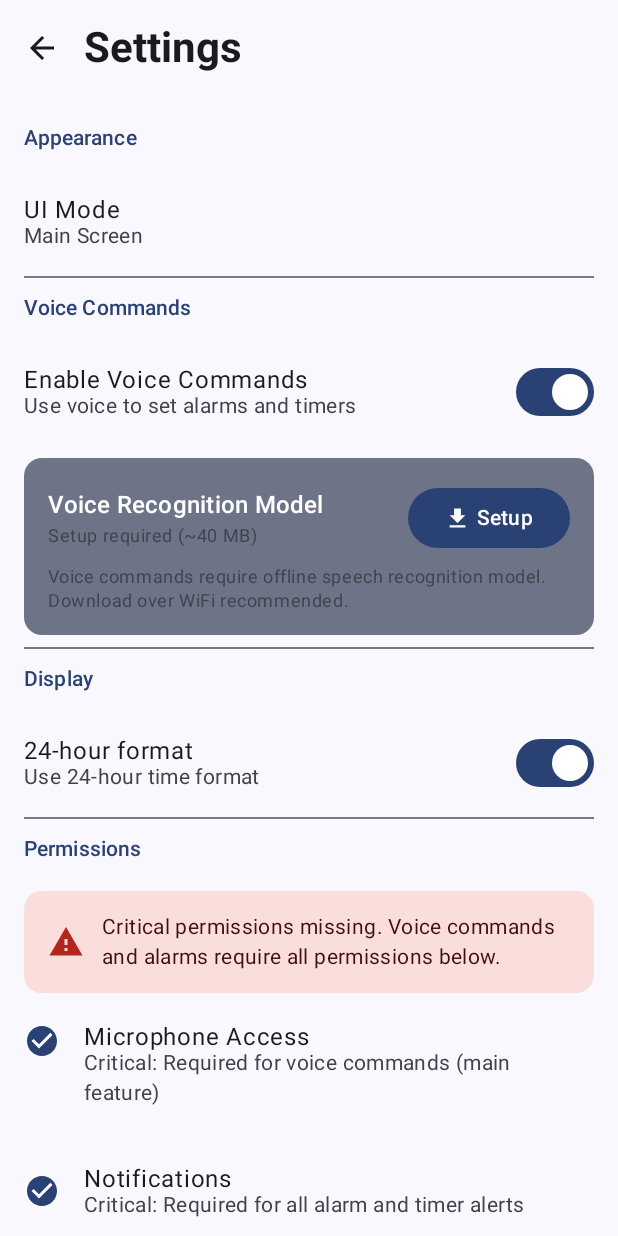
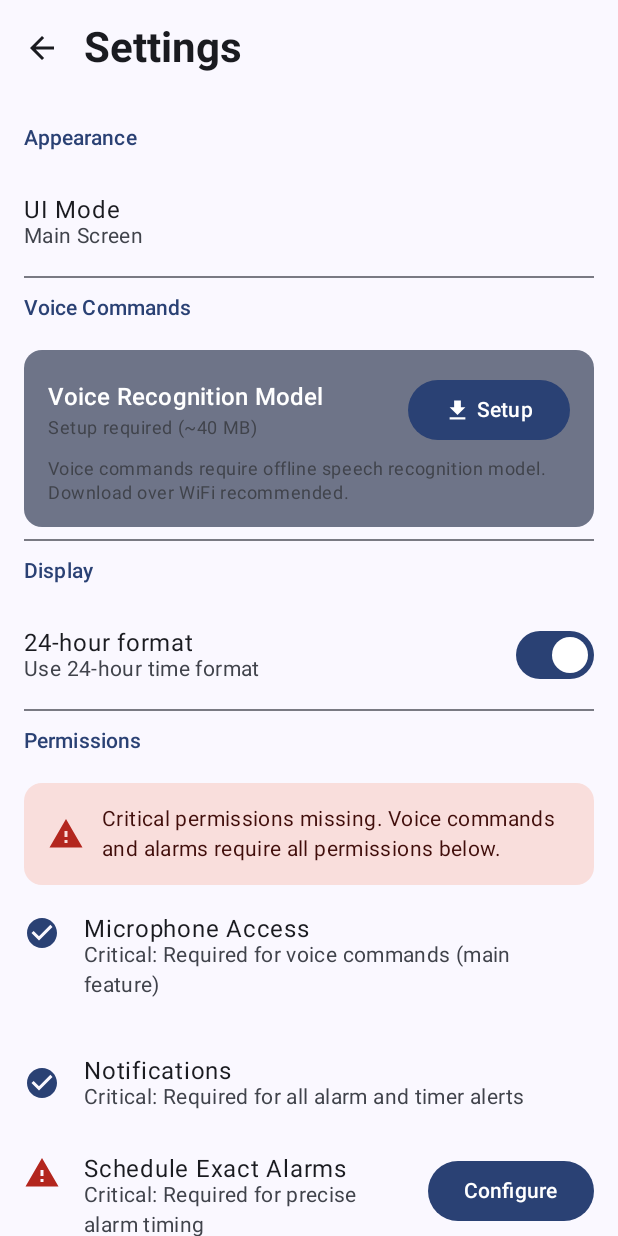
Before and after one commit to dz0nni/voicebell, an Android app built with Jetpack Compose: the screen it shows after launch (MainActivity), after a tap on "Settings", on a phone screen of 412 x 824 dp. Run offline under Robolectric (Android 15) with nearby library versions, the phone set to English and light mode, and no system bars; our stand-ins replace Dagger/Hilt's generated code, Room's generated code.

Commit message:
feat: multiple timer support and voice command improvements (v0.1.17)
This release includes several important improvements to timer and voice command functionality.

**Features:**

- Multiple simultaneous timers: Users can now create multiple timers running at the same time
  - Removed restriction preventing timer creation when another timer is active
  - TimerState.kt: Updated canStart to only check duration validity
  - TimerViewModel.kt: Removed activeTimer validation checks

- Automatic Vosk model extraction: Voice recognition model now extracts automatically on app startup
  - MainActivity.kt: Added checkAndExtractVoskModel() with background extraction
  - Runs silently without UI indication
  - Uses VoskModelManager to check and extract model if needed

- Simplified settings: Voice commands are now always enabled
  - SettingsScreen.kt: Removed voice command enable/disable toggle
  - Kept only model download/delete functionality
  - Cleaner UX since voice commands are a core feature

**Version:**
- Version code: 18
- Version name: 0.1.17

**Files changed:**
- app/build.gradle.kts (version bump)
- MainActivity.kt (auto-extract Vosk model)
- SettingsScreen.kt (removed voice toggle)
- TimerState.kt (multiple timer support)
- TimerViewModel.kt (multiple timer support)

🤖 Generated with [Claude Code](https://claude.com/claude-code)

Co-Authored-By: Claude <noreply@anthropic.com>

```diff
--- a/app/build.gradle.kts
+++ b/app/build.gradle.kts
@@ -17,8 +17,8 @@ android {
         applicationId = "com.voicebell.clock"
         minSdk = 29
         targetSdk = 35
-        versionCode = 17
-        versionName = "0.1.16"
+        versionCode = 18
+        versionName = "0.1.17"
 
         testInstrumentationRunner = "com.voicebell.clock.HiltTestRunner"
         vectorDrawables {
--- a/app/src/main/java/com/voicebell/clock/MainActivity.kt
+++ b/app/src/main/java/com/voicebell/clock/MainActivity.kt
@@ -2,6 +2,7 @@ package com.voicebell.clock
 
 import android.content.Intent
 import android.os.Bundle
+import android.util.Log
 import androidx.activity.ComponentActivity
 import androidx.activity.compose.setContent
 import androidx.compose.foundation.background
@@ -13,13 +14,16 @@ import androidx.compose.ui.Modifier
 import androidx.compose.ui.graphics.Color
 import androidx.compose.ui.unit.dp
 import androidx.hilt.navigation.compose.hiltViewModel
+import androidx.lifecycle.lifecycleScope
 import androidx.navigation.compose.rememberNavController
 import com.voicebell.clock.presentation.navigation.NavGraph
 import com.voicebell.clock.presentation.theme.VoiceBellTheme
 import com.voicebell.clock.service.AlarmService
 import com.voicebell.clock.util.ActiveServiceManager
+import com.voicebell.clock.util.VoskModelManager
 import dagger.hilt.android.AndroidEntryPoint
 import kotlinx.coroutines.flow.Flow
+import kotlinx.coroutines.launch
 import javax.inject.Inject
 
 /**
@@ -34,8 +38,18 @@ class MainActivity : ComponentActivity() {
     @Inject
     lateinit var activeServiceManager: ActiveServiceManager
 
+    @Inject
+    lateinit var voskModelManager: VoskModelManager
+
+    companion object {
+        private const val TAG = "MainActivity"
+    }
+
     override fun onCreate(savedInstanceState: Bundle?) {
         super.onCreate(savedInstanceState)
+
+        // Auto-extract Vosk model if not already extracted
+        checkAndExtractVoskModel()
 
         setContent {
             VoiceBellTheme {
@@ -89,6 +103,30 @@ class MainActivity : ComponentActivity() {
             action = com.voicebell.clock.service.TimerService.ACTION_FINISH
         }
         startService(intent)
+    }
+
+    /**
+     * Check if Vosk model is extracted, and if not, extract it automatically in background.
+     * This runs silently without showing anything to the user.
+     */
+    private fun checkAndExtractVoskModel() {
+        lifecycleScope.launch {
+            try {
+                if (!voskModelManager.isModelDownloaded()) {
+                    Log.i(TAG, "Vosk model not found, extracting from assets...")
+                    val result = voskModelManager.extractModelFromAssets()
+                    if (result.isSuccess) {
+                        Log.i(TAG, "Vosk model extracted successfully")
+                    } else {
+                        Log.e(TAG, "Failed to extract Vosk model: ${result.exceptionOrNull()?.message}")
+                    }
+                } else {
+                    Log.d(TAG, "Vosk model already extracted")
+                }
+            } catch (e: Exception) {
+                Log.e(TAG, "Error checking/extracting Vosk model", e)
+            }
+        }
     }
 }
 
--- a/app/src/main/java/com/voicebell/clock/presentation/screens/settings/SettingsScreen.kt
+++ b/app/src/main/java/com/voicebell/clock/presentation/screens/settings/SettingsScreen.kt
@@ -128,15 +128,6 @@ fun SettingsScreen(
             // Voice Commands Section
             item {
                 SettingsSectionHeader(title = "Voice Commands")
-            }
-
-            item {
-                SettingsSwitchItem(
-                    title = "Enable Voice Commands",
-                    subtitle = "Use voice to set alarms and timers",
-                    checked = state.settings.voiceCommandEnabled,
-                    onCheckedChange = { viewModel.toggleVoiceCommand() }
-                )
             }
 
             // Voice model download button
--- a/app/src/main/java/com/voicebell/clock/presentation/screens/timer/TimerState.kt
+++ b/app/src/main/java/com/voicebell/clock/presentation/screens/timer/TimerState.kt
@@ -61,7 +61,7 @@ data class TimerState(
      * Whether start button should be enabled
      */
     val canStart: Boolean
-        get() = inputDurationMillis > 0 && activeTimer == null
+        get() = inputDurationMillis > 0
 
     /**
      * Whether there are recent timers to show
```
Also changed, not shown: app/src/main/java/com/voicebell/clock/presentation/screens/timer/TimerViewModel.kt (+0 -10 lines).
